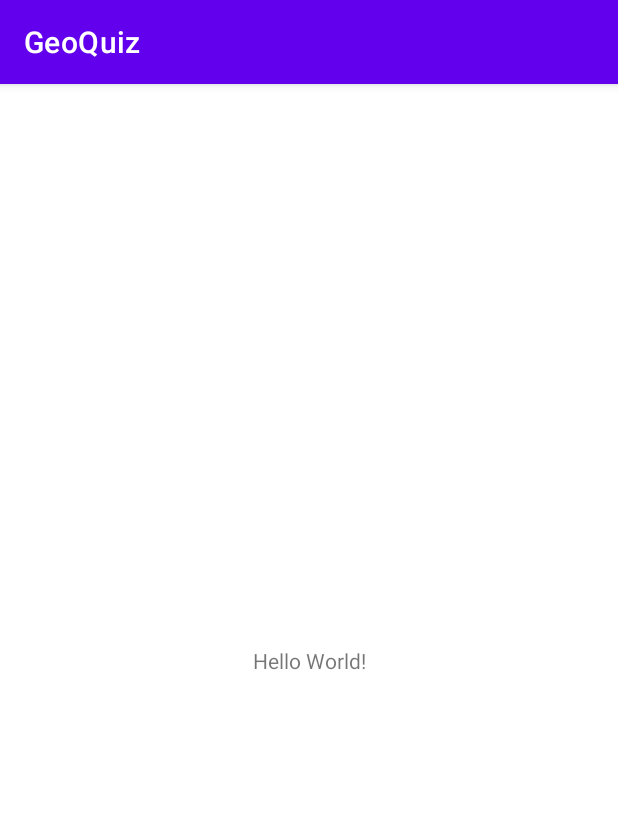
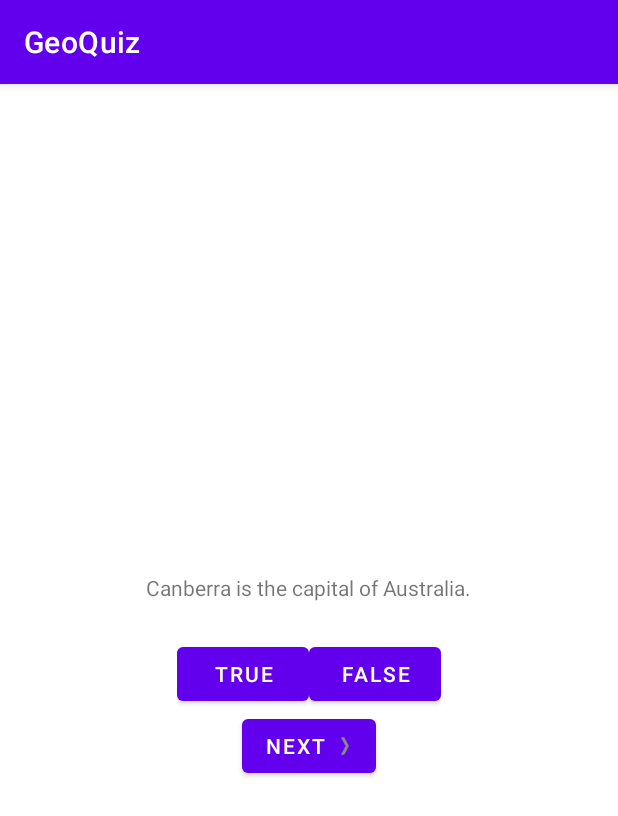
Before and after one commit to Leningkoei/Android, an Android app: the screen it shows after launch (MainActivity), on a phone screen of 412 x 824 dp. Shown: the top 816 px of the screen. Run offline under Robolectric (Android 15) with nearby library versions, the phone set to English and light mode, and no system bars.

Commit message:
2021/11/05

```diff
--- a/GeoQuiz/app/src/main/java/com/bignerdranch/android/geoquiz/MainActivity.java
+++ b/GeoQuiz/app/src/main/java/com/bignerdranch/android/geoquiz/MainActivity.java
@@ -2,13 +2,106 @@ package com.bignerdranch.android.geoquiz;
 
 import androidx.appcompat.app.AppCompatActivity;
 
+import android.content.Context;
 import android.os.Bundle;
+import android.view.View;
+import android.widget.Button;
+import android.widget.TextView;
+import android.widget.Toast;
+
+import java.util.ArrayList;
+import java.util.List;
 
 public class MainActivity extends AppCompatActivity {
+
+    TextView questionTextView = null;   // = findViewById(R.id.question_text_view);
+    List<Question> questionBank = new ArrayList();
+    private int currentQuestionIndex = 0;
 
     @Override
     protected void onCreate(Bundle savedInstanceState) {
         super.onCreate(savedInstanceState);
         setContentView(R.layout.activity_main);
+
+        Context mainActivityContext = this;
+        this.questionTextView = findViewById(R.id.question_text_view);
+        questionBank.add(new Question(
+            R.string.question_australia,
+            true
+        ));
+        questionBank.add(new Question(
+            R.string.question_oceans,
+            true
+        ));
+        questionBank.add(new Question(
+            R.string.question_mideast,
+            false
+        ));
+        questionBank.add(new Question(
+            R.string.question_africa,
+            false
+        ));
+        questionBank.add(new Question(
+            R.string.question_americas,
+            true
+        ));
+        questionBank.add(new Question(
+            R.string.question_asia,
+            true
+        ));
+        Button trueButton = findViewById(R.id.true_button);
+        Button falseButton = findViewById(R.id.false_button);
+        Button nextButton = findViewById(R.id.next_button);
+
+        trueButton.setOnClickListener(new View.OnClickListener() {
+            @Override
+            public void onClick(View view) {
+                // Toast.makeText(
+                //     mainActivityContext,
+                //     R.string.correct_toast,
+                //     Toast.LENGTH_SHORT
+                // ).show();
+                checkAnswer(true);
+            }
+        });
+        falseButton.setOnClickListener(new View.OnClickListener() {
+            @Override
+            public void onClick(View view) {
+                // Toast.makeText(
+                //     mainActivityContext,
+                //     R.string.incorrect_toast,
+                //     Toast.LENGTH_SHORT
+                // ).show();
+                checkAnswer(false);
+            }
+        });
+        nextButton.setOnClickListener(new View.OnClickListener() {
+            @Override
+            public void onClick(View view) {
+                currentQuestionIndex =
+                    (currentQuestionIndex + 1) % questionBank.size();
+                // int questionTextResId =
+                //     questionBank.get(currentQuestionIndex).textResId;
+                // questionTextView.setText(questionTextResId);
+                updateQuestion();
+            }
+        });
+
+        // int questionTextResId =
+        //     questionBank.get(this.currentQuestionIndex).textResId;
+        // questionTextView.setText(questionTextResId);
+        this.updateQuestion();
+    }
+    private void updateQuestion() {
+        int questionTextResId =
+            this.questionBank.get(this.currentQuestionIndex).textResId;
+        this.questionTextView.setText(questionTextResId);
+    }
+    private void checkAnswer(boolean userAnswer) {
+        boolean correctAnswer = this.questionBank.get(this.currentQuestionIndex).answer;
+        int messageResId = userAnswer == correctAnswer
+            ? R.string.correct_toast
+            : R.string.incorrect_toast;
+        Toast.makeText(this, messageResId, Toast.LENGTH_SHORT).show();
     }
 }
--- /dev/null
+++ b/GeoQuiz/app/src/main/java/com/bignerdranch/android/geoquiz/Question.java
@@ -0,0 +1,12 @@
+package com.bignerdranch.android.geoquiz;
+
+public class Question {
+
+    int textResId = 0;
+    boolean answer = false;
+
+    public Question(int textResId, boolean answer) {
+        this.textResId = textResId;
+        this.answer = answer;
+    }
+}
--- /dev/null
+++ b/GeoQuiz/app/src/main/java/com/bignerdranch/android/geoquiz/QuizViewModel.java
@@ -0,0 +1,12 @@
+package com.bignerdranch.android.geoquiz;
+
+import androidx.lifecycle.ViewModel;
+
+public class QuizViewModel extends ViewModel {
+
+    // view model instance about to be destroyed;
+    @Override
+    protected void onCleared() {
+        super.onCleared();
+    }
+}
--- a/GeoQuiz/app/src/main/res/layout/activity_main.xml
+++ b/GeoQuiz/app/src/main/res/layout/activity_main.xml
@@ -1,18 +1,43 @@
 <?xml version="1.0" encoding="utf-8"?>
-<androidx.constraintlayout.widget.ConstraintLayout xmlns:android="http://schemas.android.com/apk/res/android"
-    xmlns:app="http://schemas.android.com/apk/res-auto"
-    xmlns:tools="http://schemas.android.com/tools"
-    android:layout_width="match_parent"
-    android:layout_height="match_parent"
-    tools:context=".MainActivity">
-
+<LinearLayout
+    xmlns:android = "http://schemas.android.com/apk/res/android"
+    xmlns:tools = "http://schemas.android.com/tools"
+    android:layout_height = "match_parent"
+    android:layout_width = "match_parent"
+    android:gravity = "center"
+    android:orientation = "vertical"
+>
     <TextView
-        android:layout_width="wrap_content"
-        android:layout_height="wrap_content"
-        android:text="Hello World!"
-        app:layout_constraintBottom_toBottomOf="parent"
-        app:layout_constraintLeft_toLeftOf="parent"
-        app:layout_constraintRight_toRightOf="parent"
-        app:layout_constraintTop_toTopOf="parent" />
-
-</androidx.constraintlayout.widget.ConstraintLayout>
+        android:id = "@+id/question_text_view"
+        android:layout_height = "wrap_content"
+        android:layout_width = "wrap_content"
+        android:padding = "24dp"
+        tools:text = "@string/question_australia"
+    />
+    <LinearLayout
+        android:layout_height = "wrap_content"
+        android:layout_width = "wrap_content"
+        android:orientation = "horizontal"
+    >
+        <Button
+            android:id = "@+id/true_button"
+            android:layout_height = "wrap_content"
+            android:layout_width = "wrap_content"
+            android:text = "@string/true_button"
+        />
+        <Button
+            android:id = "@+id/false_button"
+            android:layout_height = "wrap_content"
+            android:layout_width = "wrap_content"
+            android:text = "@string/false_button"
+        />
+    </LinearLayout>
+    <Button
+        android:id = "@+id/next_button"
+        android:layout_height = "wrap_content"
+        android:layout_width = "wrap_content"
+        android:text = "@string/next_button"
+        android:drawableEnd = "@drawable/arrow_right"
+        android:drawablePadding = "4dp"
+    />
+</LinearLayout>
--- a/GeoQuiz/app/src/main/res/values/strings.xml
+++ b/GeoQuiz/app/src/main/res/values/strings.xml
@@ -1,3 +1,16 @@
 <resources>
     <string name="app_name">GeoQuiz</string>
+
+    <string name = "question_australia">Canberra is the capital of Australia.</string>
+    <string name = "question_oceans">The Pacific Ocean is larger than the Atlantic Ocean.</string>
+    <string name = "question_mideast">The Suez Canal connects the Red Sea and the Indian Ocean.</string>
+    <string name = "question_africa">The source of the Nile River is in Egypt.</string>
+    <string name = "question_americas">The Amazon River is the longest river in the Americas.</string>
+    <string name = "question_asia">Lake Baikal is the world\'s oldest the deepest freshwater lake.</string>
+
+    <string name = "true_button">True</string>
+    <string name = "false_button">False</string>
+    <string name = "correct_toast">Correct!</string>
+    <string name = "incorrect_toast">Incorrect!</string>
+    <string name = "next_button">Next</string>
 </resources>
```
Also changed, not shown: GeoQuiz/app/src/main/res/drawable-hdpi/arrow_left.png (added), GeoQuiz/app/src/main/res/drawable-hdpi/arrow_right.png (added), GeoQuiz/app/src/main/res/drawable-mdpi/arrow_left.png (added), GeoQuiz/app/src/main/res/drawable-mdpi/arrow_right.png (added), GeoQuiz/app/src/main/res/drawable-xhdpi/arrow_left.png (added), GeoQuiz/app/src/main/res/drawable-xhdpi/arrow_right.png (added), GeoQuiz/app/src/main/res/drawable-xxhdpi/arrow_left.png (added), GeoQuiz/app/src/main/res/drawable-xxhdpi/arrow_right.png (added), GeoQuiz/app/src/main/res/drawable-xxxhdpi/arrow_left.png (added), GeoQuiz/app/src/main/res/drawable-xxxhdpi/arrow_right.png (added).
